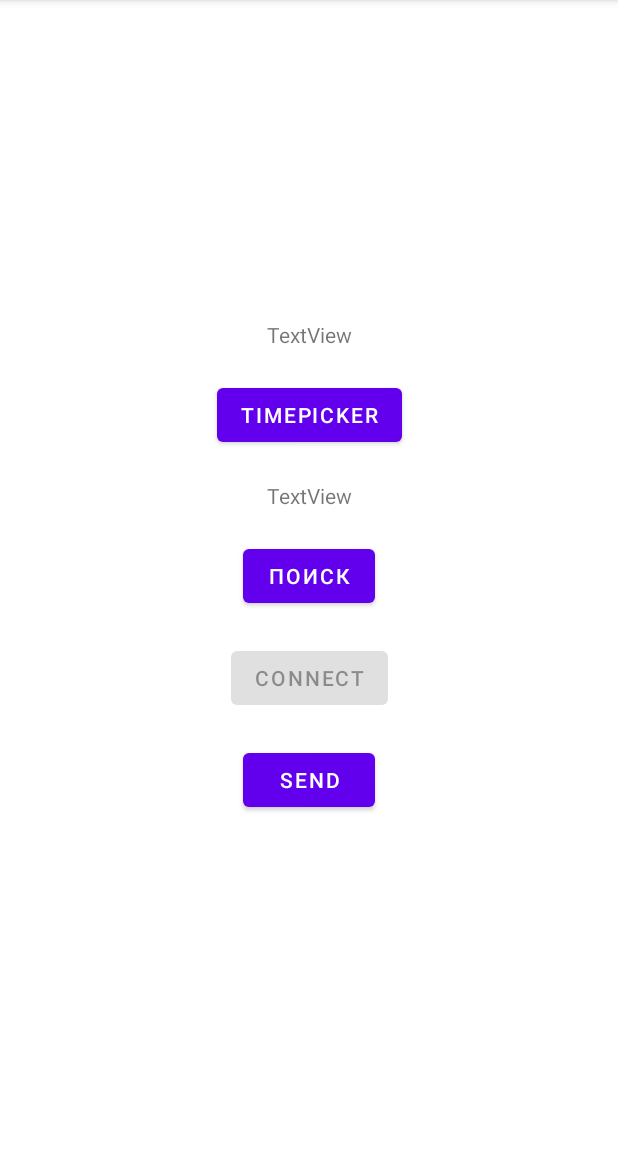
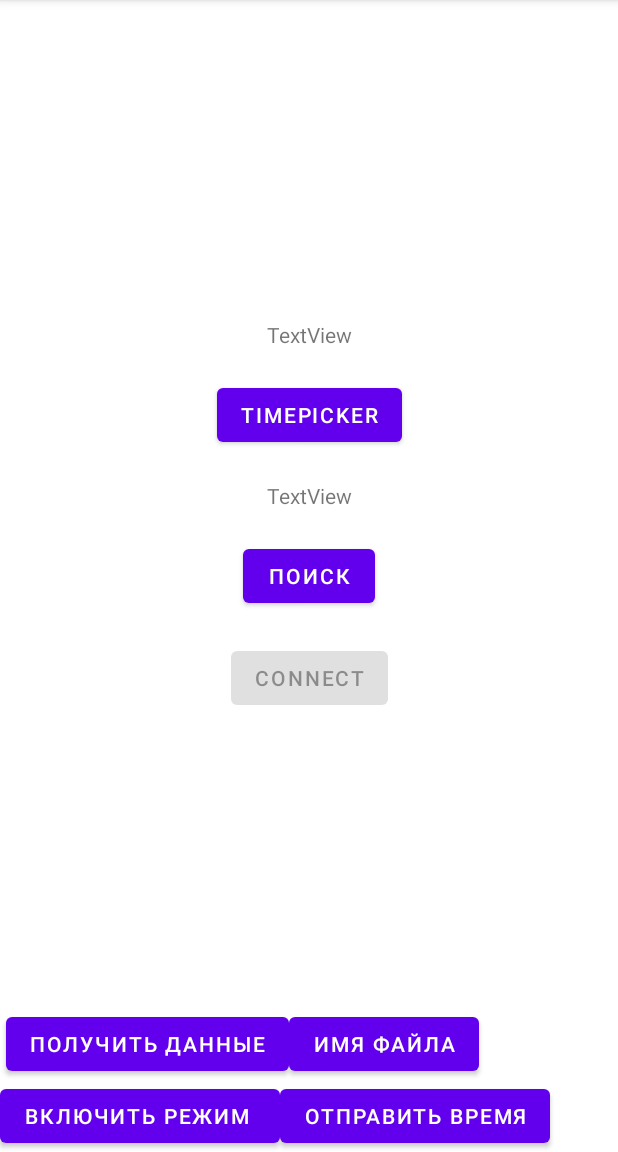
Before and after one commit to rahirim93/RemoteSensor-Arduino-Android-, an Android app: the screen it shows after launch (MainActivity), on a phone screen of 412 x 824 dp, the part 84-1236 px from its top. Run offline under Robolectric (Android 15) with nearby library versions, the phone set to English and light mode, and no system bars.

Commit message:
до переделки андроид приложения

```diff
--- a/remoteSensor2/app/src/main/java/com/example/remotesensor/ConnectedThread.kt
+++ b/remoteSensor2/app/src/main/java/com/example/remotesensor/ConnectedThread.kt
@@ -33,9 +33,6 @@ class ConnectedThread (mmSocket: BluetoothSocket?, myHandler: Handler) : Thread(
                         continue
                     }
                     val buffer = ByteArray(bytes) // buffer store for the stream
-
-
-                    // Read from the InputStream
 
                     // Read from the InputStream
                     bytes = mmInStream.read(buffer) // Получаем кол-во байт и само собщение в байтовый массив "buffer"
@@ -112,9 +109,6 @@ class ConnectedThread (mmSocket: BluetoothSocket?, myHandler: Handler) : Thread(
 //        }
     fun sendMessage(message: String) {
         try {
-            // Нужно отправить текущее время
-            val calendar = Calendar.getInstance()
-
             val messageBuffer = message.toByteArray()
             mmOutStream?.write(messageBuffer)
         } catch (e: Exception) {
--- a/remoteSensor2/app/src/main/java/com/example/remotesensor/MainActivity.kt
+++ b/remoteSensor2/app/src/main/java/com/example/remotesensor/MainActivity.kt
@@ -150,6 +150,10 @@ class MainActivity : AppCompatActivity() {
     }
 
     fun sendMessage(view: View) {
+        //connectionThread.connectedThread.sendMessage("1563")
+        //setTime()
+    }
+    fun setTime() {
         // Нужно отрпавить текущее время
         val calendar = Calendar.getInstance()
         val year = calendar.get(Calendar.YEAR)
@@ -164,4 +168,19 @@ class MainActivity : AppCompatActivity() {
             .connectedThread
             .sendMessage("${year}Y${month}M${day}D${hours}H${minutes}m${seconds}S")
     }
+
+    fun buttonOn(view: View) {
+        connectionThread.connectedThread.sendMessage("2812")
+    }
+    fun buttonSendTime(view: View) {
+        setTime()
+    }
+
+    fun buttonGetData(view: View) {
+        connectionThread.connectedThread.sendMessage("3421")
+    }
+
+    fun buttonNameFile(view: View) {
+        connectionThread.connectedThread.sendMessage("13112022")
+    }
 }
--- a/remoteSensor2/app/src/main/res/layout/activity_main.xml
+++ b/remoteSensor2/app/src/main/res/layout/activity_main.xml
@@ -63,13 +63,40 @@
         tools:text="Выбранное время" />
 
     <Button
-        android:onClick="sendMessage"
-        android:id="@+id/buttonSendMessage"
+
+        android:id="@+id/buttonSendTime"
         android:layout_width="wrap_content"
         android:layout_height="wrap_content"
-        android:layout_marginTop="20dp"
-        android:text="Send"
-        app:layout_constraintEnd_toEndOf="parent"
-        app:layout_constraintStart_toStartOf="parent"
-        app:layout_constraintTop_toBottomOf="@+id/buttonConnect" />
+        android:onClick="buttonSendTime"
+        android:text="отправить время"
+        app:layout_constraintBottom_toBottomOf="parent"
+        app:layout_constraintStart_toEndOf="@+id/buttonOn" />
+
+    <Button
+        android:onClick="buttonOn"
+        android:id="@+id/buttonOn"
+        android:layout_width="wrap_content"
+        android:layout_height="wrap_content"
+        android:text="включить режим "
+        app:layout_constraintBottom_toBottomOf="parent"
+        app:layout_constraintStart_toStartOf="parent" />
+
+    <Button
+        android:onClick="buttonGetData"
+        android:id="@+id/buttonGetData"
+        android:layout_width="wrap_content"
+        android:layout_height="wrap_content"
+        android:layout_marginStart="4dp"
+        android:text="получить данные"
+        app:layout_constraintBottom_toTopOf="@+id/buttonOn"
+        app:layout_constraintStart_toStartOf="parent" />
+
+    <Button
+        android:onClick="buttonNameFile"
+        android:id="@+id/buttonNameFile"
+        android:layout_width="wrap_content"
+        android:layout_height="wrap_content"
+        android:text="имя файла"
+        app:layout_constraintBottom_toTopOf="@+id/buttonSendTime"
+        app:layout_constraintStart_toEndOf="@+id/buttonGetData" />
 </androidx.constraintlayout.widget.ConstraintLayout>
```
Also changed, not shown: 1 other file.
